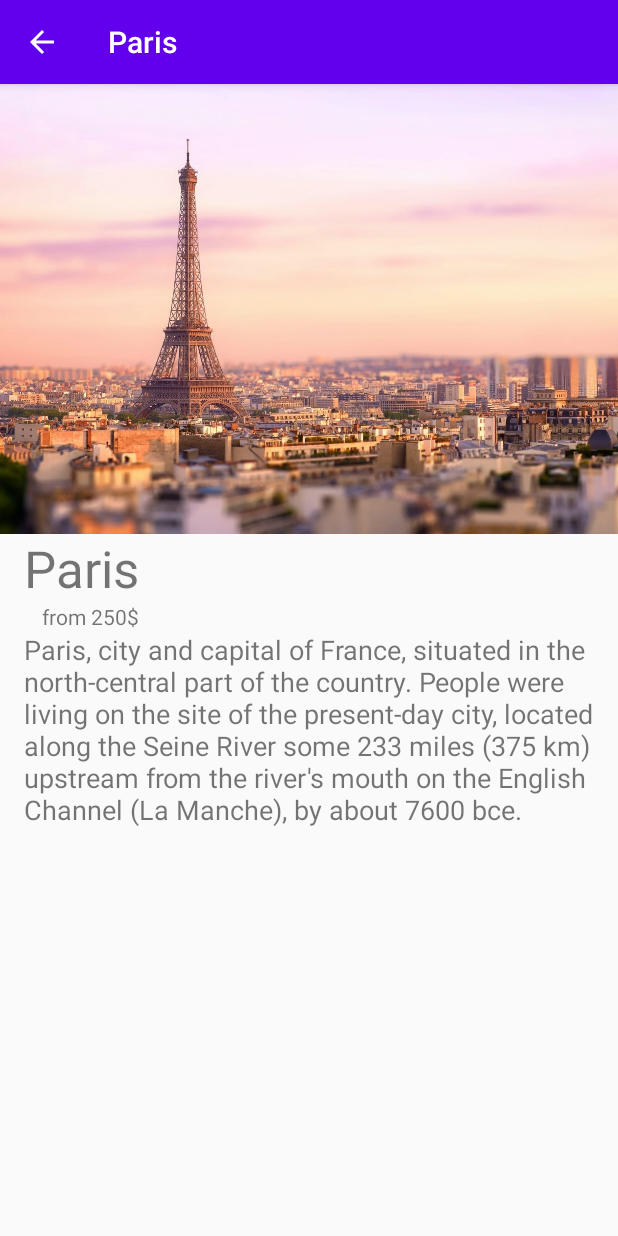
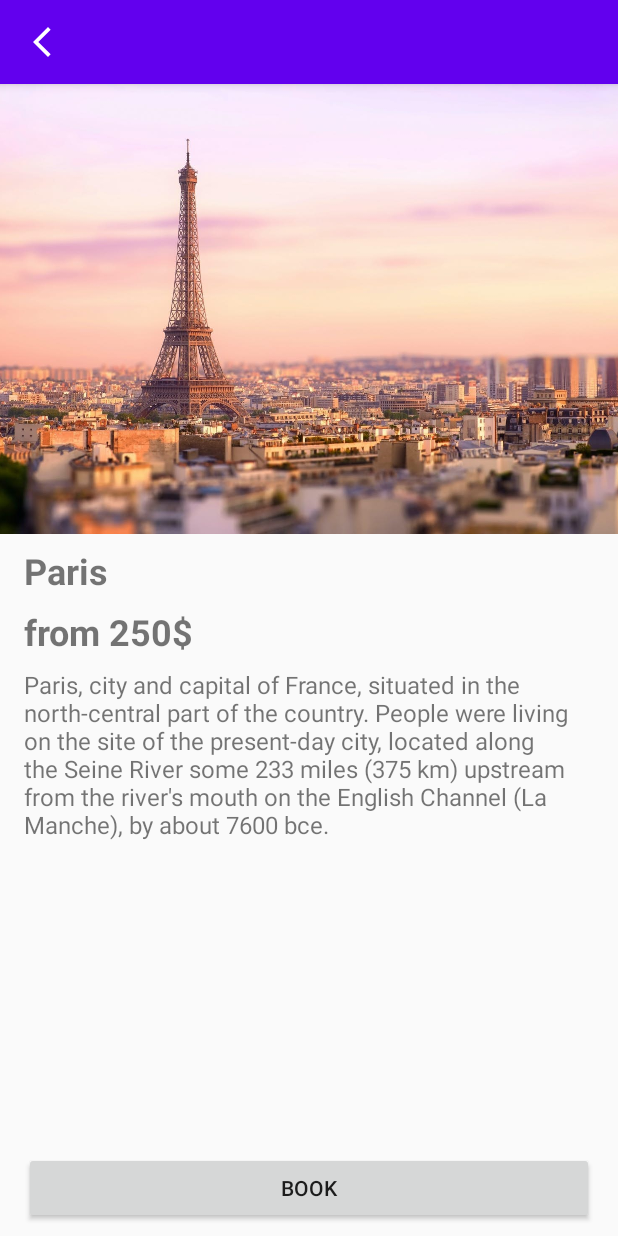
Before and after one commit to tariksuljic/LeVoyage, an Android app: the Home screen opened directly, with no data from a screen before it, after a tap on "Paris", on a phone screen of 412 x 824 dp. Run offline under Robolectric (Android 15) with nearby library versions, the phone set to English and light mode, and no system bars; Roboto replaces fonts that are not available here.

Commit message:
Added and customized the back button in DestinationDetails activity

```diff
--- a/app/src/main/java/com/example/levoyage/DestinationDetails.java
+++ b/app/src/main/java/com/example/levoyage/DestinationDetails.java
@@ -19,6 +19,9 @@ public class DestinationDetails extends AppCompatActivity {
         super.onCreate(savedInstanceState);
         setContentView(R.layout.activity_destination_details);
 
+        ActionBar actionBar=getSupportActionBar();
+        actionBar.setHomeAsUpIndicator(R.drawable.back_button);
+
 
         imageView = findViewById(R.id.details_image);
         title = findViewById(R.id.destination_title);
@@ -29,7 +32,8 @@ public class DestinationDetails extends AppCompatActivity {
         Bundle extras = getIntent().getExtras(); //get intend that passed from source activity and extras that was added to intent
         if (extras!=null) //Check is data passed to intent
         {
-            setTitle(extras.getString(ExploreFragment.EXTRA_TITLE)); //Set action bar title to the news title
+            //setTitle(extras.getString(ExploreFragment.EXTRA_TITLE)); //Set action bar title to the news title
+            setTitle(null);
             imageView.setImageResource(extras.getInt(ExploreFragment.EXTRA_IMAGE)); //Set title text
             title.setText(extras.getString(ExploreFragment.EXTRA_TITLE)); //Set description text
             description.setText(extras.getString(ExploreFragment.EXTRA_DESCRIPTION)); //Set image source
--- /dev/null
+++ b/app/src/main/res/drawable/back_button.xml
@@ -0,0 +1,10 @@
+<vector xmlns:android="http://schemas.android.com/apk/res/android"
+    android:width="24dp"
+    android:height="24dp"
+    android:viewportWidth="24"
+    android:viewportHeight="24"
+    android:tint="?attr/colorControlNormal">
+  <path
+      android:fillColor="@android:color/white"
+      android:pathData="M17.77,3.77l-1.77,-1.77l-10,10l10,10l1.77,-1.77l-8.23,-8.23z"/>
+</vector>
--- a/app/src/main/res/layout/activity_destination_details.xml
+++ b/app/src/main/res/layout/activity_destination_details.xml
@@ -10,7 +10,7 @@
         android:id="@+id/details_image"
         android:layout_width="0dp"
         android:layout_height="300dp"
-        android:contentDescription="TODO"
+
         android:scaleType="centerCrop"
         app:layout_constraintEnd_toEndOf="parent"
         app:layout_constraintStart_toStartOf="parent"
@@ -22,8 +22,10 @@
         android:layout_width="0dp"
         android:layout_height="wrap_content"
         android:layout_marginStart="16dp"
+        android:layout_marginTop="8dp"
         android:layout_marginEnd="16dp"
-        android:textSize="34sp"
+        android:textSize="24sp"
+        android:textStyle="bold"
         app:layout_constraintEnd_toEndOf="parent"
         app:layout_constraintStart_toStartOf="parent"
         app:layout_constraintTop_toBottomOf="@+id/details_image" />
@@ -33,8 +35,9 @@
         android:layout_width="0dp"
         android:layout_height="wrap_content"
         android:layout_marginStart="16dp"
+        android:layout_marginTop="8dp"
         android:layout_marginEnd="16dp"
-        android:textSize="18sp"
+        android:textSize="16sp"
         app:layout_constraintEnd_toEndOf="parent"
         app:layout_constraintHorizontal_bias="0.501"
         app:layout_constraintStart_toStartOf="parent"
@@ -42,12 +45,27 @@
 
     <TextView
         android:id="@+id/destination_price"
-        android:layout_width="wrap_content"
-        android:layout_height="0dp"
+        android:layout_width="0dp"
+        android:layout_height="wrap_content"
         android:layout_marginStart="16dp"
-        android:layout_marginEnd="307dp"
+        android:layout_marginTop="8dp"
+        android:layout_marginEnd="16dp"
+        android:textSize="24sp"
+        android:textStyle="bold"
         app:layout_constraintEnd_toEndOf="parent"
         app:layout_constraintStart_toStartOf="parent"
         app:layout_constraintTop_toBottomOf="@+id/destination_title" />
 
+    <Button
+        android:id="@+id/book_button"
+        android:layout_width="0dp"
+        android:layout_height="wrap_content"
+        android:layout_marginStart="16dp"
+        android:layout_marginEnd="16dp"
+        android:layout_marginBottom="8dp"
+        android:text="@string/book"
+        app:layout_constraintBottom_toBottomOf="parent"
+        app:layout_constraintEnd_toEndOf="parent"
+        app:layout_constraintStart_toStartOf="parent" />
+
 </androidx.constraintlayout.widget.ConstraintLayout>
--- a/app/src/main/res/values/strings.xml
+++ b/app/src/main/res/values/strings.xml
@@ -5,4 +5,5 @@
     <string name="explore">Explore</string>
     <string name="saved">Saved</string>
     <string name="profile">Profile</string>
+    <string name="book">Book</string>
 </resources>
--- a/app/src/main/res/values/themes.xml
+++ b/app/src/main/res/values/themes.xml
@@ -12,5 +12,6 @@
         <!-- Status bar color. -->
         <item name="android:statusBarColor" tools:targetApi="l">?attr/colorPrimaryVariant</item>
         <!-- Customize your theme here. -->
+
     </style>
 </resources>
```
